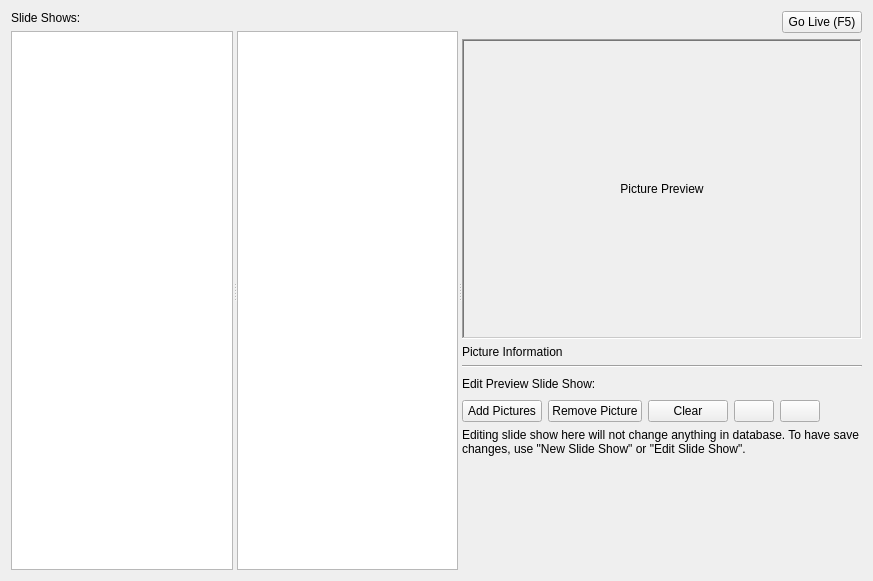
First picture: the form in src/picturewidget.ui, repository SoftProjector/src, before the edit.
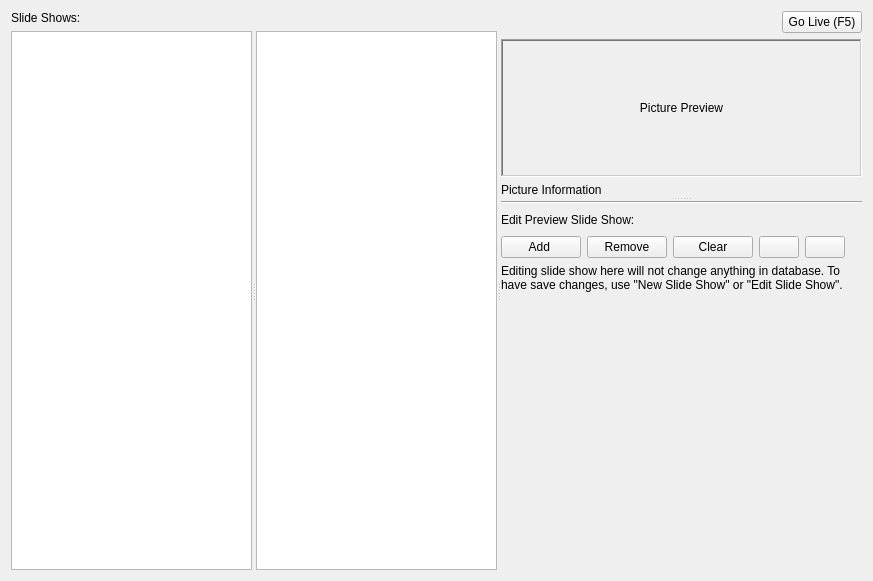
Second picture: the form after the edit. Icons and pictures are not drawn.

Commit message: Bug fix with fixed picture preview window on picturewidget

The edit to the form file:
```diff
--- a/src/picturewidget.ui
+++ b/src/picturewidget.ui
@@ -13,9 +13,9 @@
   <property name="windowTitle">
    <string>Form</string>
   </property>
-  <layout class="QGridLayout" name="gridLayout">
-   <item row="0" column="0">
-    <widget class="QSplitter" name="splitter">
+  <layout class="QVBoxLayout" name="verticalLayout_5">
+   <item>
+    <widget class="QSplitter" name="splitter_2">
      <property name="orientation">
       <enum>Qt::Horizontal</enum>
      </property>
@@ -33,7 +33,7 @@
        </item>
       </layout>
      </widget>
-     <widget class="QWidget" name="">
+     <widget class="QWidget" name="layoutWidget">
       <layout class="QVBoxLayout" name="verticalLayout_4">
        <item>
         <widget class="QLabel" name="labelPreviewSlideShow">
@@ -57,7 +57,11 @@
        </item>
       </layout>
      </widget>
-     <widget class="QWidget" name="layoutWidget">
+     <widget class="QSplitter" name="splitter">
+      <property name="orientation">
+       <enum>Qt::Vertical</enum>
+      </property>
+      <widget class="QWidget" name="">
       <layout class="QVBoxLayout" name="verticalLayout">
        <item>
         <layout class="QHBoxLayout" name="horizontalLayout_2">
@@ -92,17 +96,11 @@
        </item>
        <item>
         <widget class="QLabel" name="labelPreview">
-         <property name="minimumSize">
-          <size>
-           <width>400</width>
-           <height>300</height>
-          </size>
-         </property>
-         <property name="maximumSize">
-          <size>
-           <width>400</width>
-           <height>300</height>
-          </size>
+          <property name="sizePolicy">
+           <sizepolicy hsizetype="MinimumExpanding" vsizetype="MinimumExpanding">
+            <horstretch>0</horstretch>
+            <verstretch>0</verstretch>
+           </sizepolicy>
          </property>
          <property name="frameShape">
           <enum>QFrame::WinPanel</enum>
@@ -128,6 +126,10 @@
          </property>
         </widget>
        </item>
+       </layout>
+      </widget>
+      <widget class="QWidget" name="">
+       <layout class="QVBoxLayout" name="verticalLayout_3">
        <item>
         <widget class="Line" name="line">
          <property name="orientation">
@@ -163,8 +165,14 @@
         <layout class="QHBoxLayout" name="horizontalLayout">
          <item>
           <widget class="QPushButton" name="pushButtonAddImages">
+            <property name="sizePolicy">
+             <sizepolicy hsizetype="Minimum" vsizetype="Fixed">
+              <horstretch>0</horstretch>
+              <verstretch>0</verstretch>
+             </sizepolicy>
+            </property>
            <property name="text">
-            <string>Add Pictures</string>
+             <string>Add </string>
            </property>
            <property name="icon">
             <iconset resource="softprojector.qrc">
@@ -175,7 +183,7 @@
          <item>
           <widget class="QPushButton" name="pushButtonRemoveImage">
            <property name="text">
-            <string>Remove Picture</string>
+             <string>Remove</string>
            </property>
            <property name="icon">
             <iconset resource="softprojector.qrc">
@@ -255,6 +263,7 @@
         </spacer>
        </item>
       </layout>
+      </widget>
      </widget>
     </widget>
    </item>
```
Lines whose indentation alone changed are shown as unchanged. The commit also changes 1 other file.
